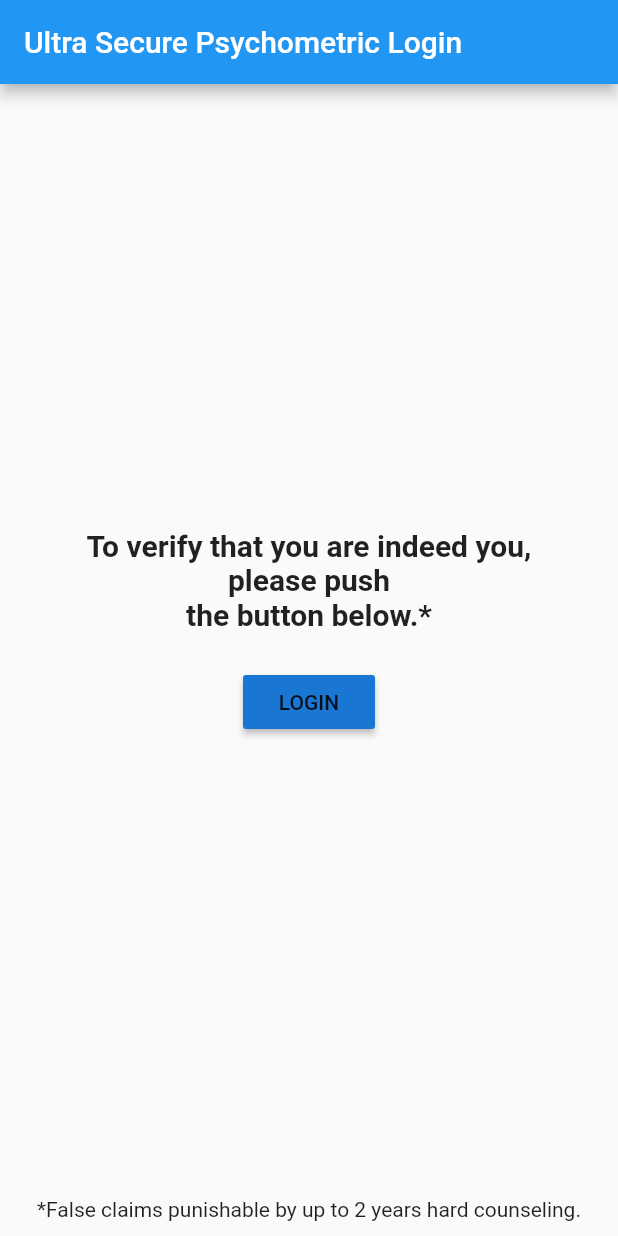
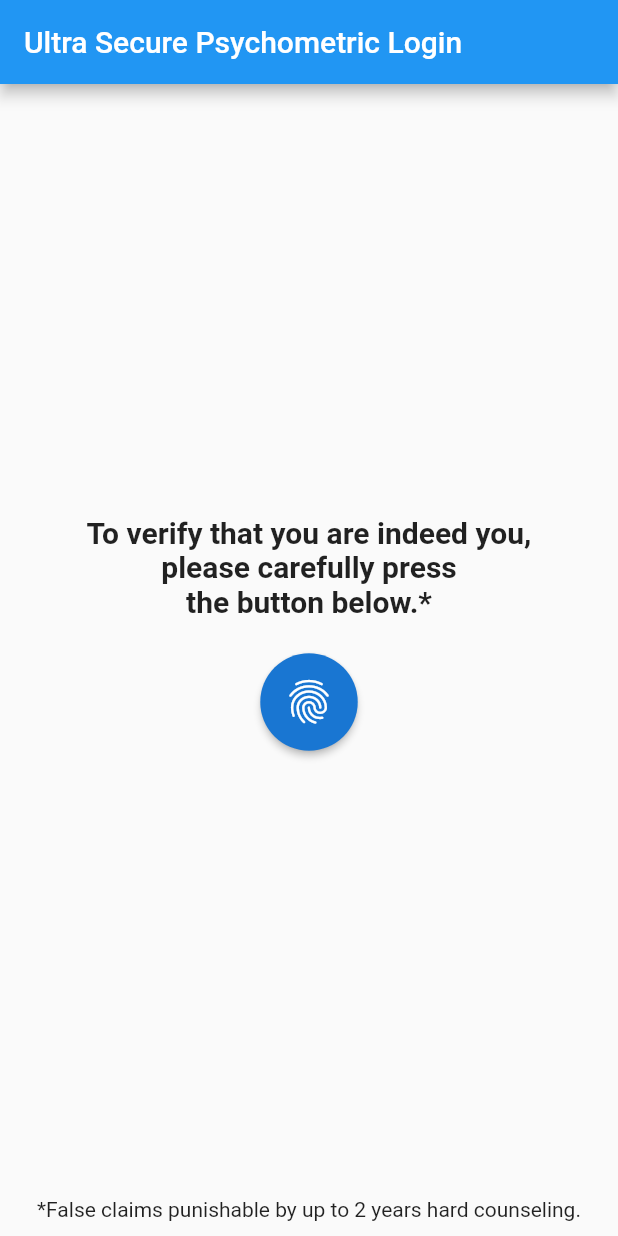
Before and after one commit to brianrichardson-dev/club_keeper, a Flutter app: the screen it shows after launch, on a phone screen of 412 x 824 dp. Run offline on Flutter 3.47's test engine with Material 2 defaults, Android fonts, the phone set to English and light mode, and no system bars.

Commit message:
Change login button to fingerprint icon

```diff
--- a/lib/pages/auth.dart
+++ b/lib/pages/auth.dart
@@ -13,14 +13,21 @@ class AuthPage extends StatelessWidget {
           children: <Widget>[
             Expanded(child: Column()),
             Text(
-              'To verify that you are indeed you, \nplease push \nthe button below.*\n',
+              'To verify that you are indeed you, \nplease carefully press \nthe button below.*\n',
               style: TextStyle(fontWeight: FontWeight.bold, fontSize: 20.0),
               textAlign: TextAlign.center,
             ),
-            RaisedButton(
-              color: Theme.of(context).primaryColorDark,
-              child: Text('LOGIN'),
+            RawMaterialButton(
               onPressed: () {},
+              child: new Icon(
+                Icons.fingerprint,
+                color: Colors.white,
+                size: 35.0,
+              ),
+              shape: new CircleBorder(),
+              elevation: 2.0,
+              fillColor: Theme.of(context).primaryColorDark,
+              padding: const EdgeInsets.all(15.0),
             ),
             Expanded(child: Container()),
             Padding(
```
